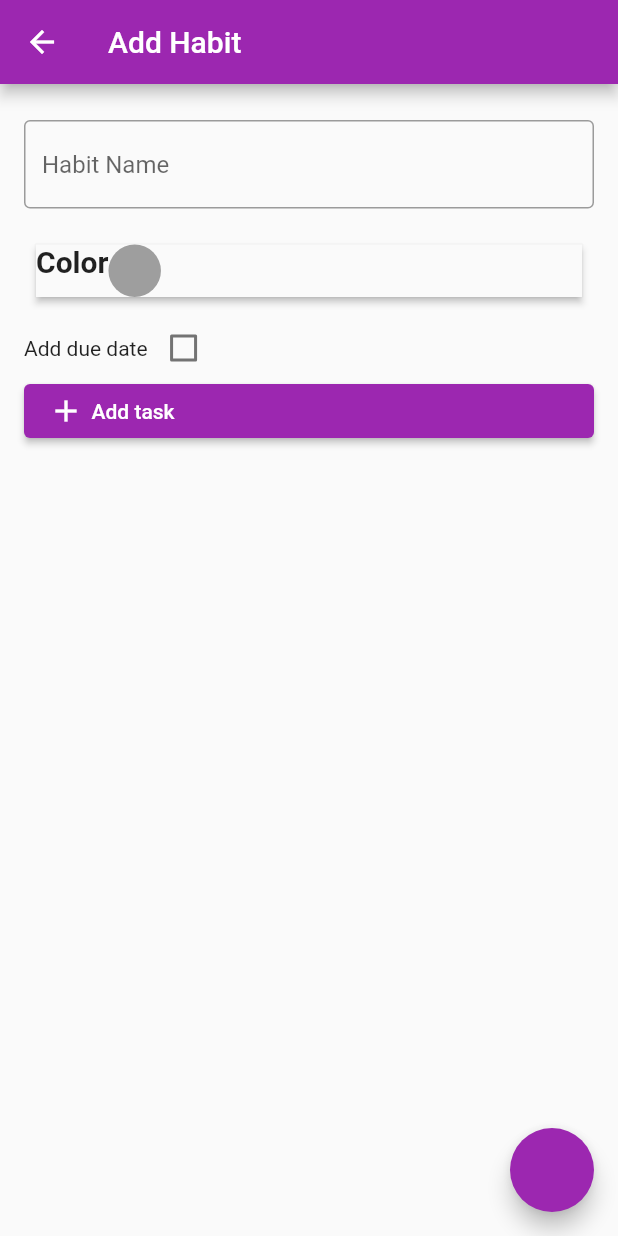
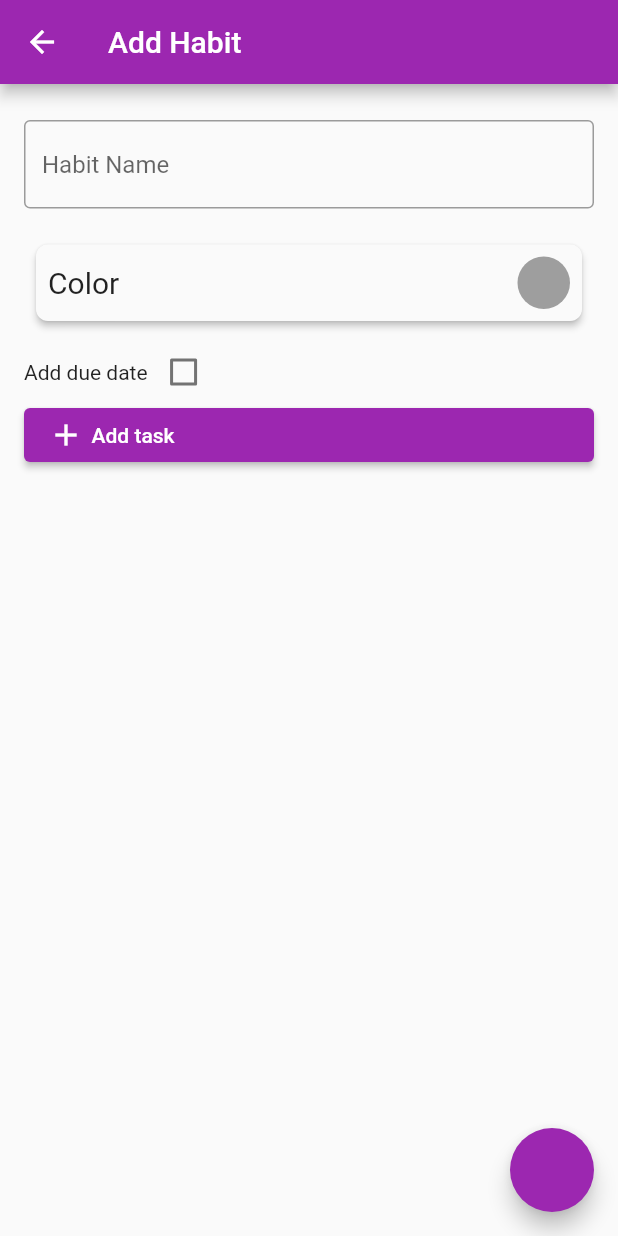
Before and after one commit to marianneleal/Forma_Flutter, a Flutter app: the Detail screen opened directly, on a phone screen of 412 x 824 dp. Run offline on Flutter 3.47's test engine with Material 2 defaults, Android fonts, the phone set to English and light mode, and no system bars; our stand-ins replace flutter_colorpicker, sqflite; accounts and stored records are empty.

Commit message:
improved design, load tasks when clicking habit

```diff
--- a/lib/screens/detail.dart
+++ b/lib/screens/detail.dart
@@ -83,27 +83,29 @@ class _DetailState extends State<Detail> {
                 ),
               ),
               const SizedBox(height: 16.0),
-              Padding(
-                padding: const EdgeInsets.all(8.0),
-                child: Material(
-                  elevation: 2.0,
-                  child: Row(
-                    crossAxisAlignment: CrossAxisAlignment.baseline,
-                    textBaseline: TextBaseline.alphabetic,
-                    children: [
               InkWell(
-                        child: const Text(
-                          'Color',
-                          style: TextStyle(
-                            fontWeight: FontWeight.bold,
-                            fontSize: 20.0,
-                          ),
-                        ),
                 onTap: () {
                   setState(() {
                     _colorPickerOpen = !_colorPickerOpen;
                   });
                 },
+                child: Padding(
+                  padding: const EdgeInsets.all(8.0),
+                  child: Material(
+                    elevation: 2.0,
+                    borderRadius: BorderRadius.circular(8.0),
+                    child: Padding(
+                      padding: const EdgeInsets.all(8.0),
+                      child: Row(
+                        mainAxisAlignment: MainAxisAlignment.spaceBetween,
+                        crossAxisAlignment: CrossAxisAlignment.center,
+                        textBaseline: TextBaseline.alphabetic,
+                        children: [
+                          const Text(
+                            'Color',
+                            style: TextStyle(
+                              fontSize: 20.0,
+                            ),
                           ),
                           Container(
                             width: 35.0,
@@ -114,6 +116,8 @@ class _DetailState extends State<Detail> {
                             ),
                           )
                         ],
+                      ),
+                    ),
                   ),
                 ),
               ),
```
Also changed, not shown: lib/widgets/habit_row.dart (+6 -3 lines), lib/widgets/task_row.dart (+7 -3 lines), pubspec.lock. Lines whose indentation alone changed are shown as unchanged.
